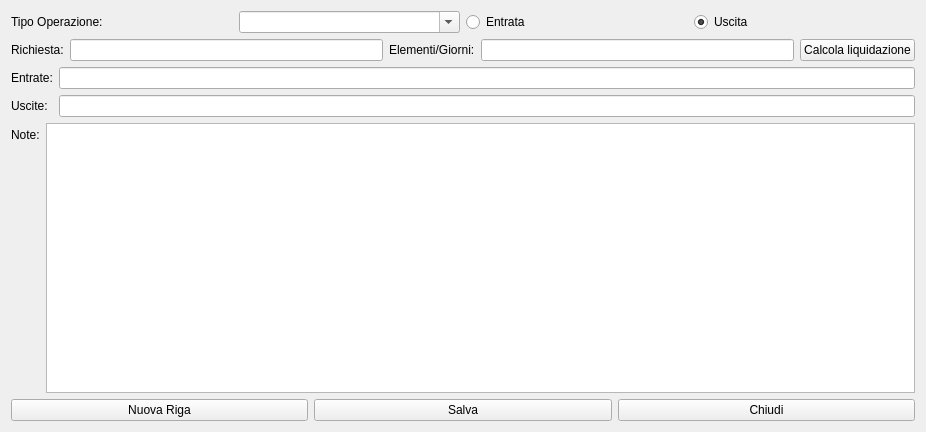
fblabs/cimiapp2, file cnuovarigaregistrazione.ui: the form before one commit.
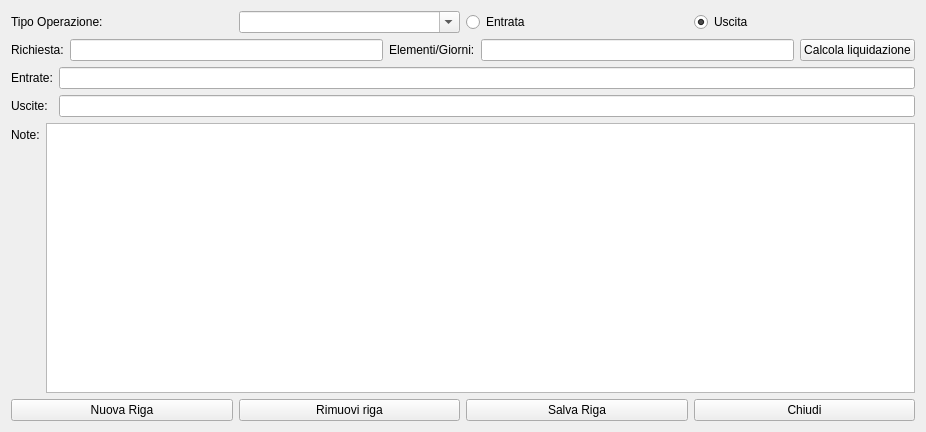
The form after the commit. Icons and pictures are not drawn.

Patch:
```diff
--- a/cnuovarigaregistrazione.ui
+++ b/cnuovarigaregistrazione.ui
@@ -151,10 +151,27 @@
        </property>
       </widget>
      </item>
+     <item>
+      <widget class="QPushButton" name="pushButton_4">
+       <property name="text">
+        <string>Rimuovi riga</string>
+       </property>
+       <property name="icon">
+        <iconset resource="graphics.qrc">
+         <normaloff>:/Resources/Minus.PNG</normaloff>:/Resources/Minus.PNG</iconset>
+       </property>
+       <property name="iconSize">
+        <size>
+         <width>32</width>
+         <height>32</height>
+        </size>
+       </property>
+      </widget>
+     </item>
      <item>
       <widget class="QPushButton" name="pushButton">
        <property name="text">
-        <string>Salva</string>
+        <string>Salva Riga</string>
        </property>
        <property name="icon">
         <iconset resource="graphics.qrc">
```
